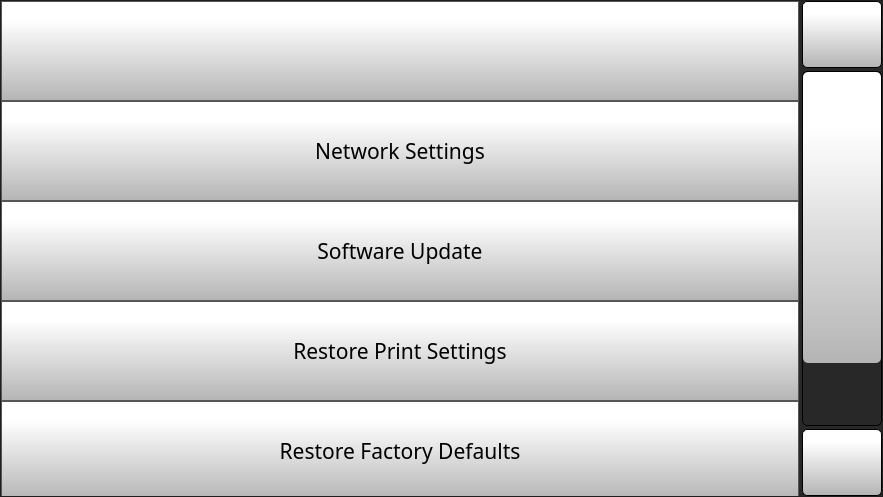
Above: octoprint_ControlCenter/ui/settings_screen/settings_screen.ui from FracktalWorks/ControlCenter before the change. Below: the same form after it.
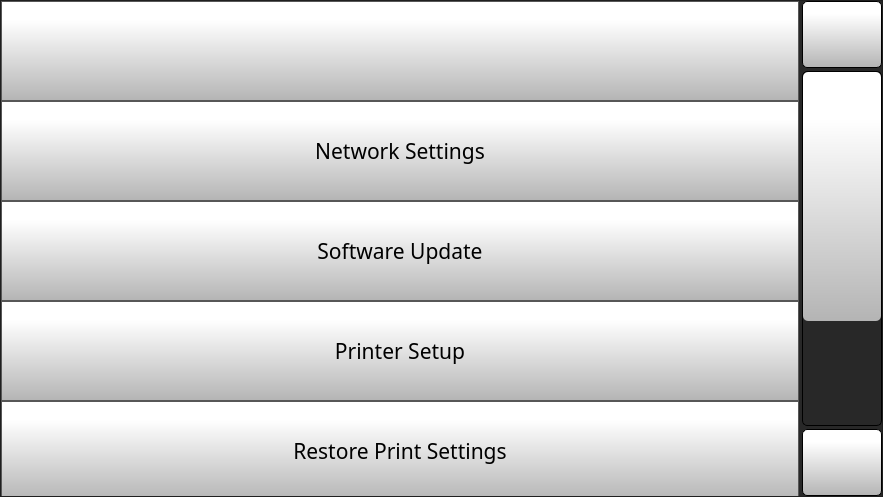
That is the form after the change. Icons and pictures are not drawn.

Commit message:
Add printer setup UI and config selection feature
Introduces a printer setup screen for selecting and applying printer configurations from available firmware files. Adds supporting UI, logic, and utility integration to update printer.cfg, persist selection, and ensure MCU settings are preserved. Updates settings screen to include navigation to printer setup and handles configuration changes.

Patch:
```diff
--- a/octoprint_ControlCenter/ui/settings_screen/settings_screen.ui
+++ b/octoprint_ControlCenter/ui/settings_screen/settings_screen.ui
@@ -303,6 +303,60 @@
              </property>
             </widget>
            </item>
+           <item>
+            <widget class="QPushButton" name="printerSetupButton">
+             <property name="minimumSize">
+              <size>
+               <width>0</width>
+               <height>100</height>
+              </size>
+             </property>
+             <property name="font">
+              <font>
+               <family>Gotham</family>
+               <pointsize>16</pointsize>
+              </font>
+             </property>
+             <property name="styleSheet">
+              <string notr="true">QPushButton {
+     border: 1px solid rgb(87, 87, 87);
+	background-color: qlineargradient(spread:pad, x1:0, y1:1, x2:0, y2:0.188, stop:0 rgba(180, 180, 180, 255), stop:1 rgba(255, 255, 255, 255));
+
+
+}
+
+QPushButton:pressed {
+    background-color: qlineargradient(x1: 0, y1: 0, x2: 0, y2: 1,
+                                      stop: 0 #dadbde, stop: 1 #f6f7fa);
+}
+
+QPushButton:flat {
+    border: none; /* no border for a flat push button */
+}
+
+QPushButton:default {
+    border-color: navy; /* make the default button prominent */
+}
+
+QPushButton:focus {
+	outline: none;
+}</string>
+             </property>
+             <property name="text">
+              <string>Printer Setup</string>
+             </property>
+             <property name="icon">
+              <iconset resource="../resources/resource.qrc">
+               <normaloff>:/Icons/img/icons/printer.png</normaloff>:/Icons/img/icons/printer.png</iconset>
+             </property>
+             <property name="iconSize">
+              <size>
+               <width>40</width>
+               <height>40</height>
+              </size>
+             </property>
+            </widget>
+           </item>
            <item>
             <widget class="QPushButton" name="restorePrintSettingsButton">
              <property name="minimumSize">
```
The commit also changes 14 other files.
